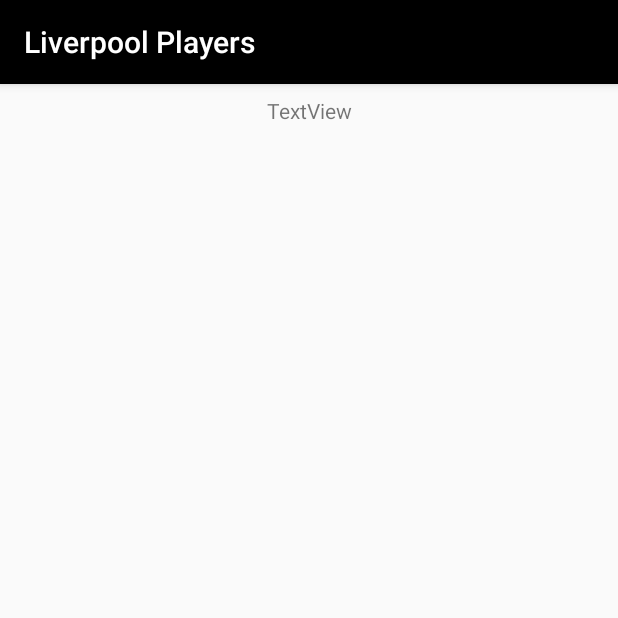
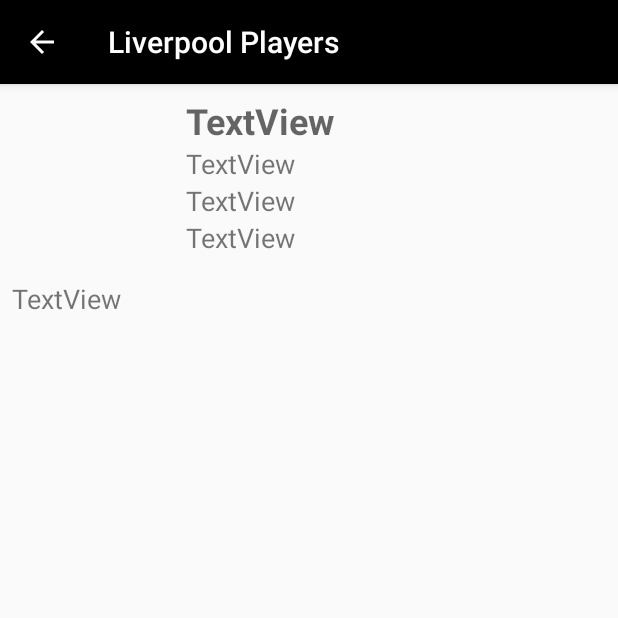
Before and after one commit to taufan29/JsonPlayer, an Android app: the DetailActivity screen opened directly, with no data from a screen before it, on a phone screen of 412 x 824 dp, the top half of it. Run offline under Robolectric (Android 15) with nearby library versions, the phone set to English and light mode, and no system bars; our stand-ins replace Picasso, Volley; network calls fail; pictures from the network do not load.

```diff
--- a/app/src/main/AndroidManifest.xml
+++ b/app/src/main/AndroidManifest.xml
@@ -11,7 +11,8 @@
         android:roundIcon="@mipmap/ic_launcher_round"
         android:supportsRtl="true"
         android:theme="@style/AppTheme">
-        <activity android:name=".DetailActivity"></activity>
+        <activity android:name=".DetailActivity"
+            android:parentActivityName=".MainActivity"></activity>
         <activity android:name=".MainActivity">
             <intent-filter>
                 <action android:name="android.intent.action.MAIN" />
--- a/app/src/main/java/com/iren/listteamplayer/DetailActivity.java
+++ b/app/src/main/java/com/iren/listteamplayer/DetailActivity.java
@@ -3,12 +3,65 @@ package com.iren.listteamplayer;
 import androidx.appcompat.app.AppCompatActivity;
 
 import android.os.Bundle;
+import android.view.View;
+import android.widget.ImageView;
+import android.widget.TextView;
+
+import com.android.volley.Request;
+import com.android.volley.RequestQueue;
+import com.android.volley.Response;
+import com.android.volley.VolleyError;
+import com.android.volley.toolbox.StringRequest;
+import com.android.volley.toolbox.Volley;
+import com.google.gson.Gson;
+import com.squareup.picasso.Picasso;
 
 public class DetailActivity extends AppCompatActivity {
+
+    private ImageView imageView;
+    private TextView tvName, tvNationality, tvPlace, tvBirthdate, tvDesc;
+    private String idPlayer;
+    private Gson gson;
 
     @Override
     protected void onCreate(Bundle savedInstanceState) {
         super.onCreate(savedInstanceState);
         setContentView(R.layout.activity_detail);
+
+        imageView = findViewById(R.id.imageView2);
+        tvName = findViewById(R.id.tv_nama);
+        tvNationality = findViewById(R.id.tv_nationality);
+        tvPlace = findViewById(R.id.tv_birthplace);
+        tvBirthdate = findViewById(R.id.tv_birthdate);
+        tvDesc = findViewById(R.id.tv_desc);
+        gson = new Gson();
+
+        idPlayer = getIntent().getStringExtra("idPlayer");
+        String url = "https://www.thesportsdb.com/api/v1/json/1/lookupplayer.php?id="+idPlayer;
+
+        //ambil data menggunakan volley and gson;
+        RequestQueue queue = Volley.newRequestQueue(this);
+        StringRequest stringRequest = new StringRequest(Request.Method.GET, url,
+                new Response.Listener<String>() {
+                    @Override
+                    public void onResponse(String response) {
+                        //ambil nilai dan set ke komponen
+                        PlayerResult result = gson.fromJson(response, PlayerResult.class);
+                        Player player = result.getPlayer().get(0);
+                        tvName.setText(player.getName());
+                        tvNationality.setText(player.getNationality());
+                        tvPlace.setText(player.getBirthPlace());
+                        tvBirthdate.setText(player.getBirthDate());
+                        tvDesc.setText(player.getDescription());
+                        Picasso.get().load(player.getImagePath()).into(imageView);
+                    }
+                },
+                new Response.ErrorListener() {
+                    @Override
+                    public void onErrorResponse(VolleyError error) {
+
+                    }
+                });
+        queue.add(stringRequest);
     }
 }
--- a/app/src/main/java/com/iren/listteamplayer/MainActivity.java
+++ b/app/src/main/java/com/iren/listteamplayer/MainActivity.java
@@ -53,6 +53,7 @@ public class MainActivity extends AppCompatActivity {
             public void aksiKlik(int posisition) {
                 //cara berpindah activity/halaman
                 Intent intent = new Intent(MainActivity.this, DetailActivity.class);
+                intent.putExtra("idPlayer", players.get(posisition).getIdPlayer());
                 startActivity(intent);
             }
         });
--- a/app/src/main/java/com/iren/listteamplayer/PlayerResult.java
+++ b/app/src/main/java/com/iren/listteamplayer/PlayerResult.java
@@ -1,8 +1,11 @@
 package com.iren.listteamplayer;
+
+import com.google.gson.annotations.SerializedName;
 
 import java.util.ArrayList;
 
 public class PlayerResult {
+    @SerializedName(value = "player", alternate = {"players"})
     private ArrayList<Player> player;
 
     public PlayerResult(ArrayList<Player> player) {
--- a/app/src/main/res/layout/activity_detail.xml
+++ b/app/src/main/res/layout/activity_detail.xml
@@ -1,4 +1,5 @@
 <?xml version="1.0" encoding="utf-8"?>
+
 <androidx.constraintlayout.widget.ConstraintLayout xmlns:android="http://schemas.android.com/apk/res/android"
     xmlns:app="http://schemas.android.com/apk/res-auto"
     xmlns:tools="http://schemas.android.com/tools"
@@ -6,17 +7,86 @@
     android:layout_height="match_parent"
     tools:context=".DetailActivity">
 
-    <TextView
-        android:id="@+id/textView"
-        android:layout_width="wrap_content"
-        android:layout_height="wrap_content"
+    <ImageView
+        android:id="@+id/imageView2"
+        android:layout_width="100dp"
+        android:layout_height="120dp"
         android:layout_marginStart="8dp"
         android:layout_marginLeft="8dp"
         android:layout_marginTop="8dp"
-        android:layout_marginEnd="8dp"
-        android:layout_marginRight="8dp"
+        app:layout_constraintStart_toStartOf="parent"
+        app:layout_constraintTop_toTopOf="parent"
+        tools:srcCompat="@tools:sample/avatars" />
+
+    <TextView
+        android:id="@+id/tv_nama"
+        android:layout_width="wrap_content"
+        android:layout_height="wrap_content"
+        android:layout_marginStart="16dp"
+        android:layout_marginLeft="16dp"
         android:text="TextView"
+        android:textAppearance="@style/TextAppearance.AppCompat.Display1"
+        android:textSize="24sp"
+        android:textStyle="bold"
+        app:layout_constraintStart_toEndOf="@+id/imageView2"
+        app:layout_constraintTop_toTopOf="@+id/imageView2" />
+
+    <TextView
+        android:id="@+id/tv_nationality"
+        android:layout_width="wrap_content"
+        android:layout_height="wrap_content"
+        android:text="TextView"
+        android:textSize="18sp"
+        app:layout_constraintStart_toStartOf="@+id/tv_nama"
+        app:layout_constraintTop_toBottomOf="@+id/tv_nama" />
+
+    <TextView
+        android:id="@+id/tv_birthdate"
+        android:layout_width="wrap_content"
+        android:layout_height="wrap_content"
+        android:text="TextView"
+        android:textSize="18sp"
+        app:layout_constraintStart_toStartOf="@+id/tv_nationality"
+        app:layout_constraintTop_toBottomOf="@+id/tv_nationality" />
+
+    <TextView
+        android:id="@+id/tv_birthplace"
+        android:layout_width="wrap_content"
+        android:layout_height="wrap_content"
+        android:text="TextView"
+        android:textSize="18sp"
+        app:layout_constraintStart_toStartOf="@+id/tv_birthdate"
+        app:layout_constraintTop_toBottomOf="@+id/tv_birthdate" />
+
+    <ScrollView
+        android:layout_width="0dp"
+        android:layout_height="0dp"
+        android:layout_marginTop="8dp"
+        app:layout_constraintBottom_toBottomOf="parent"
         app:layout_constraintEnd_toEndOf="parent"
         app:layout_constraintStart_toStartOf="parent"
-        app:layout_constraintTop_toTopOf="parent" />
+        app:layout_constraintTop_toBottomOf="@+id/tv_birthplace"
+        app:layout_constraintVertical_bias="0.047">
+
+        <LinearLayout
+            android:layout_width="match_parent"
+            android:layout_height="wrap_content"
+            android:orientation="vertical">
+
+            <TextView
+                android:id="@+id/tv_desc"
+                android:layout_width="wrap_content"
+                android:layout_height="wrap_content"
+                android:layout_marginStart="8dp"
+                android:layout_marginLeft="8dp"
+                android:layout_marginTop="8dp"
+                android:layout_marginEnd="8dp"
+                android:layout_marginRight="8dp"
+                android:layout_marginBottom="8dp"
+                android:gravity="fill_horizontal"
+                android:text="TextView"
+                android:textSize="18sp" />
+        </LinearLayout>
+    </ScrollView>
+
 </androidx.constraintlayout.widget.ConstraintLayout>
```
